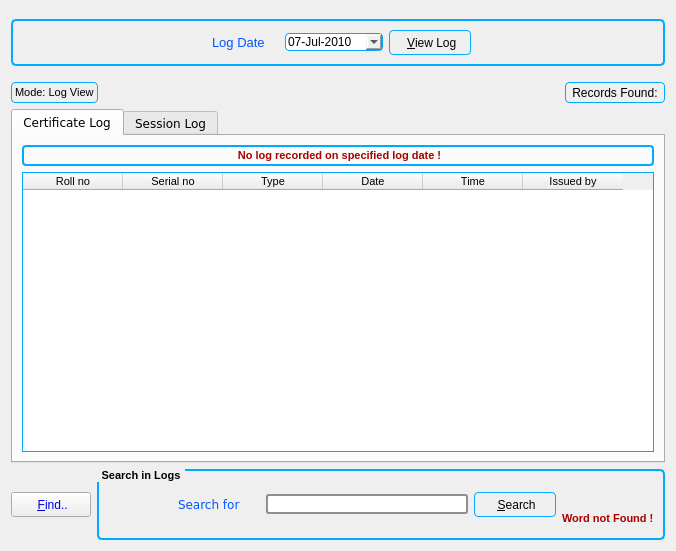
The window that src/Log_Manager/logmanager.ui (mskonline/docmaqv2) describes before a commit, drawn with Qt 5.
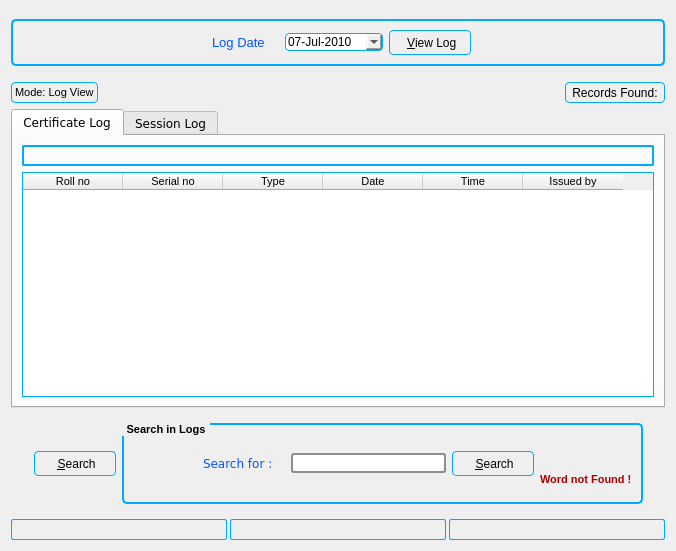
The same window after the commit. Icons and pictures are not drawn.

Diff of the .ui file:
```diff
--- a/src/Log_Manager/logmanager.ui
+++ b/src/Log_Manager/logmanager.ui
@@ -385,19 +385,15 @@
           <string notr="true">QLabel { 
 
 border: 2px solid #00AAFF;
-border-radius:4px;
+border-radius:2px;
 
 }</string>
          </property>
          <property name="frameShape">
           <enum>QFrame::StyledPanel</enum>
          </property>
-         <property name="text">
-          <string>&lt;!DOCTYPE HTML PUBLIC &quot;-//W3C//DTD HTML 4.0//EN&quot; &quot;http://www.w3.org/TR/REC-html40/strict.dtd&quot;&gt;
-&lt;html&gt;&lt;head&gt;&lt;meta name=&quot;qrichtext&quot; content=&quot;1&quot; /&gt;&lt;style type=&quot;text/css&quot;&gt;
-p, li { white-space: pre-wrap; }
-&lt;/style&gt;&lt;/head&gt;&lt;body style=&quot; font-family:'MS Shell Dlg 2'; font-size:8.25pt; font-weight:400; font-style:normal;&quot;&gt;
-&lt;p align=&quot;center&quot; style=&quot; margin-top:0px; margin-bottom:0px; margin-left:0px; margin-right:0px; -qt-block-indent:0; text-indent:0px;&quot;&gt;&lt;span style=&quot; font-size:8pt; font-weight:600; color:#aa0000;&quot;&gt;No log recorded on specified log date !&lt;/span&gt;&lt;/p&gt;&lt;/body&gt;&lt;/html&gt;</string>
+         <property name="alignment">
+          <set>Qt::AlignCenter</set>
          </property>
         </widget>
        </item>
@@ -795,7 +791,21 @@
     </widget>
    </item>
    <item>
+    <widget class="QFrame" name="frame">
     <layout class="QHBoxLayout" name="horizontalLayout_6">
+      <item>
+       <spacer name="horizontalSpacer_2">
+        <property name="orientation">
+         <enum>Qt::Horizontal</enum>
+        </property>
+        <property name="sizeHint" stdset="0">
+         <size>
+          <width>6</width>
+          <height>20</height>
+         </size>
+        </property>
+       </spacer>
+      </item>
      <item>
       <widget class="QPushButton" name="findButton">
        <property name="enabled">
@@ -803,7 +813,7 @@
        </property>
        <property name="minimumSize">
         <size>
-         <width>0</width>
+          <width>82</width>
          <height>25</height>
         </size>
        </property>
@@ -824,23 +834,21 @@
        </property>
        <property name="styleSheet">
         <string notr="true">QPushButton{
-color:rgb(0,0,220);
-}
-QPushButton:pressed {
-background-color: qlineargradient(x1: 0, y1: 0, x2: 0, y2: 1,
-stop: 0 #dadbde, stop: 1 #f6f7fa);
-}
-
-QPushButton::hover {border: 1px solid #00AAFF;
-border-radius:4px;
+border: 1px solid #00AAFF;
+border-radius: 4px;
 background-color: qlineargradient(x1: 0, y1: 0, x2: 0, y2: 1,
 stop: 0 #f6f7fa, stop: 1 #dadbde);
 min-width: 80px;
- }
-</string>
+}
+QPushButton:hover { border: 2px solid #33CC00; 
+color: rgb(255, 0, 0);}
+QPushButton:pressed {
+background-color: qlineargradient(x1: 0, y1: 0, x2: 0, y2: 1,
+stop: 0 #dadbde, stop: 1 #f6f7fa);
+}</string>
        </property>
        <property name="text">
-        <string> &amp;Find..</string>
+         <string> &amp;Search</string>
        </property>
        <property name="checkable">
         <bool>true</bool>
@@ -861,16 +869,19 @@
      </item>
      <item>
       <widget class="QGroupBox" name="searchGB">
+        <property name="enabled">
+         <bool>true</bool>
+        </property>
        <property name="minimumSize">
         <size>
-         <width>0</width>
-         <height>60</height>
+          <width>521</width>
+          <height>81</height>
         </size>
        </property>
        <property name="maximumSize">
         <size>
-         <width>16777215</width>
-         <height>71</height>
+          <width>521</width>
+          <height>81</height>
         </size>
        </property>
        <property name="font">
@@ -922,7 +933,7 @@
 &lt;html&gt;&lt;head&gt;&lt;meta name=&quot;qrichtext&quot; content=&quot;1&quot; /&gt;&lt;style type=&quot;text/css&quot;&gt;
 p, li { white-space: pre-wrap; }
 &lt;/style&gt;&lt;/head&gt;&lt;body style=&quot; font-family:'MS Shell Dlg 2'; font-size:8.25pt; font-weight:400; font-style:normal;&quot;&gt;
-&lt;p style=&quot; margin-top:0px; margin-bottom:0px; margin-left:0px; margin-right:0px; -qt-block-indent:0; text-indent:0px;&quot;&gt;&lt;img src=&quot;:/images/Search2-64.png&quot; /&gt;&lt;/p&gt;&lt;/body&gt;&lt;/html&gt;</string>
+&lt;p style=&quot; margin-top:0px; margin-bottom:0px; margin-left:0px; margin-right:0px; -qt-block-indent:0; text-indent:0px;&quot;&gt;&lt;img src=&quot;:/Images/Search2-64.png&quot; /&gt;&lt;/p&gt;&lt;/body&gt;&lt;/html&gt;</string>
             </property>
            </widget>
           </item>
@@ -964,7 +975,7 @@
 &lt;html&gt;&lt;head&gt;&lt;meta name=&quot;qrichtext&quot; content=&quot;1&quot; /&gt;&lt;style type=&quot;text/css&quot;&gt;
 p, li { white-space: pre-wrap; }
 &lt;/style&gt;&lt;/head&gt;&lt;body style=&quot; font-family:'Verdana'; font-size:10pt; font-weight:400; font-style:normal;&quot;&gt;
-&lt;p style=&quot; margin-top:0px; margin-bottom:0px; margin-left:0px; margin-right:0px; -qt-block-indent:0; text-indent:0px;&quot;&gt;&lt;span style=&quot; font-size:9pt; color:#0055ff;&quot;&gt;Search for &lt;/span&gt;&lt;/p&gt;&lt;/body&gt;&lt;/html&gt;</string>
+&lt;p style=&quot; margin-top:0px; margin-bottom:0px; margin-left:0px; margin-right:0px; -qt-block-indent:0; text-indent:0px;&quot;&gt;&lt;span style=&quot; font-size:9pt; color:#0055ff;&quot;&gt;Search for :&lt;/span&gt;&lt;/p&gt;&lt;/body&gt;&lt;/html&gt;</string>
             </property>
            </widget>
           </item>
@@ -1076,7 +1087,7 @@
              </font>
             </property>
             <property name="styleSheet">
-             <string notr="true">color: rgb(65, 130, 195);</string>
+              <string notr="true"/>
             </property>
             <property name="frameShape">
              <enum>QFrame::NoFrame</enum>
@@ -1123,6 +1134,138 @@
        </layout>
       </widget>
      </item>
+      <item>
+       <spacer name="horizontalSpacer">
+        <property name="orientation">
+         <enum>Qt::Horizontal</enum>
+        </property>
+        <property name="sizeHint" stdset="0">
+         <size>
+          <width>7</width>
+          <height>20</height>
+         </size>
+        </property>
+       </spacer>
+      </item>
+     </layout>
+    </widget>
+   </item>
+   <item>
+    <layout class="QHBoxLayout" name="horizontalLayout_7">
+     <property name="spacing">
+      <number>3</number>
+     </property>
+     <item>
+      <widget class="QLabel" name="nPrintsLabel1">
+       <property name="minimumSize">
+        <size>
+         <width>0</width>
+         <height>21</height>
+        </size>
+       </property>
+       <property name="styleSheet">
+        <string notr="true">QLabel { 
+
+border: 1px solid #00AAFF;
+border-radius:2px;
+
+}</string>
+       </property>
+       <property name="frameShape">
+        <enum>QFrame::StyledPanel</enum>
+       </property>
+       <property name="text">
+        <string>&lt;!DOCTYPE HTML PUBLIC &quot;-//W3C//DTD HTML 4.0//EN&quot; &quot;http://www.w3.org/TR/REC-html40/strict.dtd&quot;&gt;
+&lt;html&gt;&lt;head&gt;&lt;meta name=&quot;qrichtext&quot; content=&quot;1&quot; /&gt;&lt;style type=&quot;text/css&quot;&gt;
+p, li { white-space: pre-wrap; }
+&lt;/style&gt;&lt;/head&gt;&lt;body style=&quot; font-family:'MS Shell Dlg 2'; font-size:8.25pt; font-weight:400; font-style:normal;&quot;&gt;
+&lt;p align=&quot;center&quot; style=&quot;-qt-paragraph-type:empty; margin-top:0px; margin-bottom:0px; margin-left:0px; margin-right:0px; -qt-block-indent:0; text-indent:0px; font-size:8pt;&quot;&gt;&lt;/p&gt;&lt;/body&gt;&lt;/html&gt;</string>
+       </property>
+       <property name="alignment">
+        <set>Qt::AlignCenter</set>
+       </property>
+       <property name="indent">
+        <number>20</number>
+       </property>
+       <property name="textInteractionFlags">
+        <set>Qt::LinksAccessibleByMouse|Qt::TextSelectableByMouse</set>
+       </property>
+      </widget>
+     </item>
+     <item>
+      <widget class="QLabel" name="nPrintsLabel3">
+       <property name="minimumSize">
+        <size>
+         <width>0</width>
+         <height>21</height>
+        </size>
+       </property>
+       <property name="styleSheet">
+        <string notr="true">QLabel { 
+
+border: 1px solid #00AAFF;
+border-radius:2px;
+
+}</string>
+       </property>
+       <property name="frameShape">
+        <enum>QFrame::StyledPanel</enum>
+       </property>
+       <property name="text">
+        <string>&lt;!DOCTYPE HTML PUBLIC &quot;-//W3C//DTD HTML 4.0//EN&quot; &quot;http://www.w3.org/TR/REC-html40/strict.dtd&quot;&gt;
+&lt;html&gt;&lt;head&gt;&lt;meta name=&quot;qrichtext&quot; content=&quot;1&quot; /&gt;&lt;style type=&quot;text/css&quot;&gt;
+p, li { white-space: pre-wrap; }
+&lt;/style&gt;&lt;/head&gt;&lt;body style=&quot; font-family:'MS Shell Dlg 2'; font-size:8.25pt; font-weight:400; font-style:normal;&quot;&gt;
+&lt;p align=&quot;center&quot; style=&quot;-qt-paragraph-type:empty; margin-top:0px; margin-bottom:0px; margin-left:0px; margin-right:0px; -qt-block-indent:0; text-indent:0px; font-size:8pt;&quot;&gt;&lt;/p&gt;&lt;/body&gt;&lt;/html&gt;</string>
+       </property>
+       <property name="alignment">
+        <set>Qt::AlignCenter</set>
+       </property>
+       <property name="indent">
+        <number>20</number>
+       </property>
+       <property name="textInteractionFlags">
+        <set>Qt::LinksAccessibleByMouse|Qt::TextSelectableByMouse</set>
+       </property>
+      </widget>
+     </item>
+     <item>
+      <widget class="QLabel" name="nPrintsLabel2">
+       <property name="minimumSize">
+        <size>
+         <width>0</width>
+         <height>21</height>
+        </size>
+       </property>
+       <property name="styleSheet">
+        <string notr="true">QLabel { 
+
+border: 1px solid #00AAFF;
+border-radius:2px;
+
+}</string>
+       </property>
+       <property name="frameShape">
+        <enum>QFrame::StyledPanel</enum>
+       </property>
+       <property name="text">
+        <string>&lt;!DOCTYPE HTML PUBLIC &quot;-//W3C//DTD HTML 4.0//EN&quot; &quot;http://www.w3.org/TR/REC-html40/strict.dtd&quot;&gt;
+&lt;html&gt;&lt;head&gt;&lt;meta name=&quot;qrichtext&quot; content=&quot;1&quot; /&gt;&lt;style type=&quot;text/css&quot;&gt;
+p, li { white-space: pre-wrap; }
+&lt;/style&gt;&lt;/head&gt;&lt;body style=&quot; font-family:'MS Shell Dlg 2'; font-size:8.25pt; font-weight:400; font-style:normal;&quot;&gt;
+&lt;p align=&quot;center&quot; style=&quot;-qt-paragraph-type:empty; margin-top:0px; margin-bottom:0px; margin-left:0px; margin-right:0px; -qt-block-indent:0; text-indent:0px; font-size:8pt;&quot;&gt;&lt;/p&gt;&lt;/body&gt;&lt;/html&gt;</string>
+       </property>
+       <property name="alignment">
+        <set>Qt::AlignCenter</set>
+       </property>
+       <property name="indent">
+        <number>20</number>
+       </property>
+       <property name="textInteractionFlags">
+        <set>Qt::LinksAccessibleByMouse|Qt::TextSelectableByMouse</set>
+       </property>
+      </widget>
+     </item>
     </layout>
    </item>
   </layout>
```
Left out of the diff: 35 changed lines with no effect on the pictures. Lines whose indentation alone changed are shown as unchanged.
